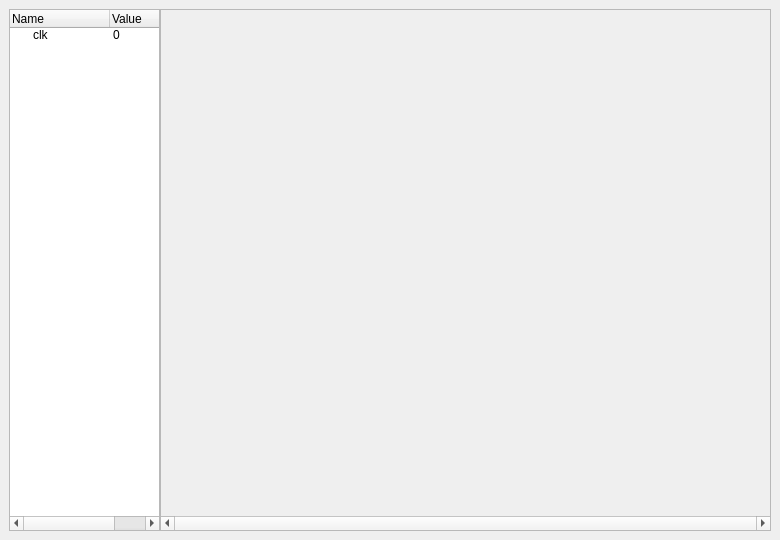
gdevic/Z80Explorer, file src/DockWaveform.ui: the form before one commit.
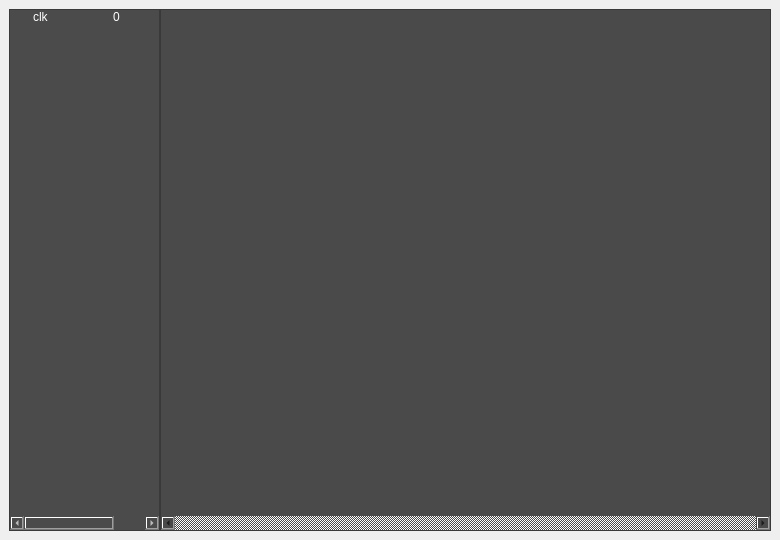
The form after the commit. Custom widgets are drawn as their Qt base class.

Commit message: Adding basic waveform drawing code

What changed in the file:
```diff
--- a/src/DockWaveform.ui
+++ b/src/DockWaveform.ui
@@ -35,6 +35,16 @@
         <height>16777215</height>
        </size>
       </property>
+      <property name="styleSheet">
+       <string notr="true">background-color: rgb(75, 75, 75);
+color: rgb(255, 255, 255);</string>
+      </property>
+      <attribute name="headerVisible">
+       <bool>false</bool>
+      </attribute>
+      <attribute name="headerDefaultSectionSize">
+       <number>100</number>
+      </attribute>
       <column>
        <property name="text">
         <string>Name</string>
@@ -57,6 +67,9 @@
     </item>
     <item>
      <widget class="QScrollArea" name="scrollArea">
+      <property name="styleSheet">
+       <string notr="true">background-color: rgb(74, 74, 74);</string>
+      </property>
       <property name="horizontalScrollBarPolicy">
        <enum>Qt::ScrollBarAlwaysOn</enum>
       </property>
```
The commit also changes 2 other files.
